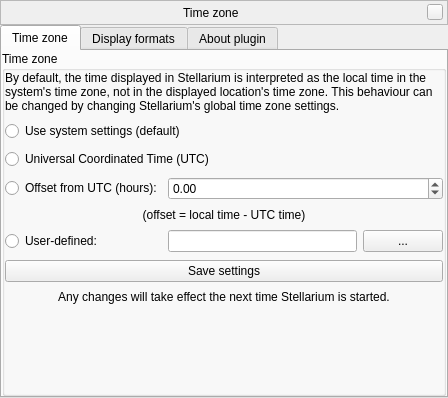
Old version of the form plugins/TimeZoneConfiguration/src/gui/timeZoneConfigurationWindow.ui in the repository 519984307/stellarium_src.
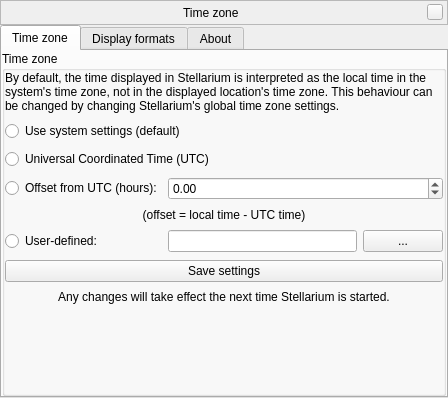
New version of the form. The open tabs and pages were chosen to show the change. Custom widgets are drawn as their Qt base class.

Diff of the .ui file:
```diff
--- a/plugins/TimeZoneConfiguration/src/gui/timeZoneConfigurationWindow.ui
+++ b/plugins/TimeZoneConfiguration/src/gui/timeZoneConfigurationWindow.ui
@@ -398,7 +398,7 @@
      </widget>
      <widget class="QWidget" name="tabAbout">
       <attribute name="title">
-       <string>About plugin</string>
+       <string comment="tab in plugin windows">About</string>
       </attribute>
       <layout class="QVBoxLayout" name="verticalLayout_3">
        <item>
```
Left out of the diff: 3 changed lines with no effect on the pictures.
